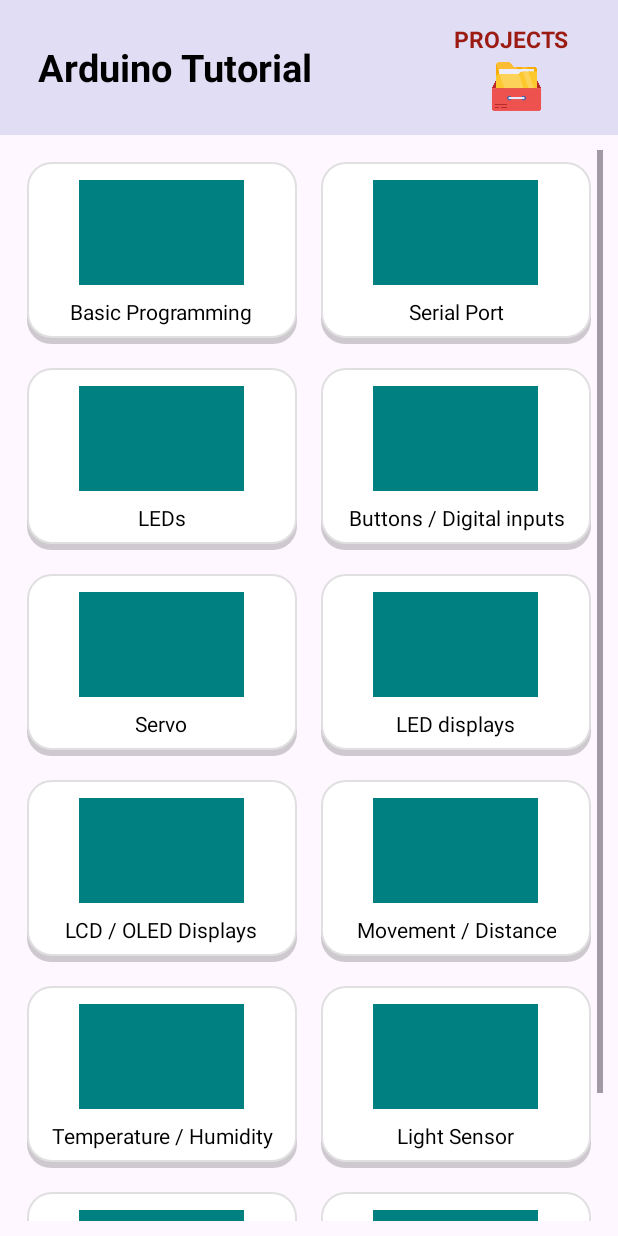
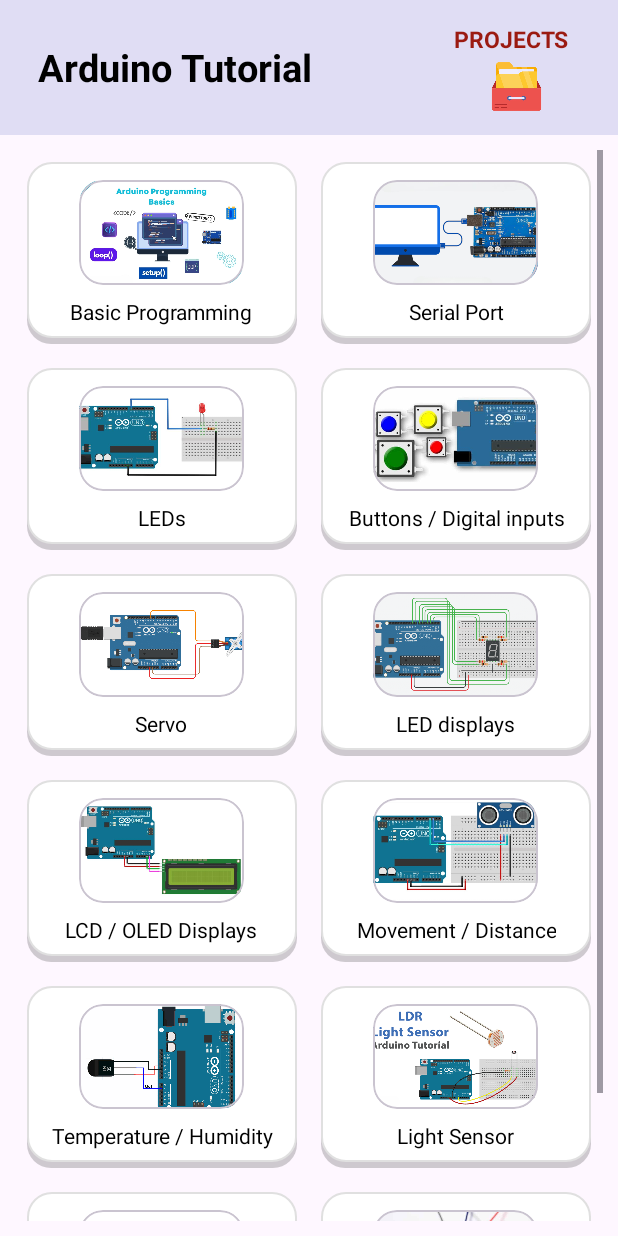
Before and after one commit to Nadeeshana-Lahiru/ArduinoLab, an Android app: the ArduinoTutorialPage screen opened directly, with no data from a screen before it, on a phone screen of 412 x 824 dp. Run offline under Robolectric (Android 15) with nearby library versions, the phone set to English and light mode, and no system bars.

Commit message:
Update Tutorial Page Images

```diff
--- a/ArduinoLab/app/src/main/res/layout/activity_arduino_tutorial_page.xml
+++ b/ArduinoLab/app/src/main/res/layout/activity_arduino_tutorial_page.xml
@@ -88,13 +88,21 @@
                     android:padding="12dp"
                     android:gravity="center_horizontal">
 
-                    <View
+                    <com.google.android.material.card.MaterialCardView
                         android:id="@+id/iconBasic"
                         android:layout_width="110dp"
                         android:layout_height="70dp"
                         android:layout_centerHorizontal="true"
-                        android:background="#008080"
-                        android:layout_marginBottom="8dp"/>
+                        android:layout_marginBottom="8dp"
+                        app:cardCornerRadius="16dp"
+                        app:cardElevation="0dp">
+                        <ImageView
+                            android:layout_width="match_parent"
+                            android:layout_height="match_parent"
+                            android:src="@drawable/basic_programming"
+                            android:scaleType="centerCrop" />
+
+                    </com.google.android.material.card.MaterialCardView>
 
                     <TextView
                         android:layout_width="wrap_content"
@@ -120,13 +128,21 @@
                     android:padding="12dp"
                     android:gravity="center_horizontal">
 
-                    <View
+                    <com.google.android.material.card.MaterialCardView
                         android:id="@+id/iconSerial"
                         android:layout_width="110dp"
                         android:layout_height="70dp"
                         android:layout_centerHorizontal="true"
-                        android:background="#008080"
-                        android:layout_marginBottom="8dp"/>
+                        android:layout_marginBottom="8dp"
+                        app:cardCornerRadius="16dp"
+                        app:cardElevation="0dp">
+                        <ImageView
+                            android:layout_width="match_parent"
+                            android:layout_height="match_parent"
+                            android:src="@drawable/serial_port"
+                            android:scaleType="centerCrop" />
+
+                    </com.google.android.material.card.MaterialCardView>
 
                     <TextView
                         android:layout_width="wrap_content"
@@ -159,13 +175,21 @@
                     android:padding="12dp"
                     android:gravity="center_horizontal">
 
-                    <View
+                    <com.google.android.material.card.MaterialCardView
                         android:id="@+id/iconLEDs"
                         android:layout_width="110dp"
                         android:layout_height="70dp"
                         android:layout_centerHorizontal="true"
-                        android:background="#008080"
-                        android:layout_marginBottom="8dp"/>
+                        android:layout_marginBottom="8dp"
+                        app:cardCornerRadius="16dp"
+                        app:cardElevation="0dp">
+                        <ImageView
+                            android:layout_width="match_parent"
+                            android:layout_height="match_parent"
+                            android:src="@drawable/blink_led"
+                            android:scaleType="centerCrop" />
+
+                    </com.google.android.material.card.MaterialCardView>
 
                     <TextView
                         android:layout_width="wrap_content"
@@ -191,13 +215,21 @@
                     android:padding="12dp"
                     android:gravity="center_horizontal">
 
-                    <View
+                    <com.google.android.material.card.MaterialCardView
                         android:id="@+id/iconButtons"
                         android:layout_width="110dp"
                         android:layout_height="70dp"
                         android:layout_centerHorizontal="true"
-                        android:background="#008080"
-                        android:layout_marginBottom="8dp"/>
+                        android:layout_marginBottom="8dp"
+                        app:cardCornerRadius="16dp"
+                        app:cardElevation="0dp">
+                        <ImageView
+                            android:layout_width="match_parent"
+                            android:layout_height="match_parent"
+                            android:src="@drawable/buttons"
+                            android:scaleType="centerCrop" />
+
+                    </com.google.android.material.card.MaterialCardView>
 
                     <TextView
                         android:layout_width="wrap_content"
@@ -231,13 +263,21 @@
                     android:padding="12dp"
                     android:gravity="center_horizontal">
 
-                    <View
+                    <com.google.android.material.card.MaterialCardView
                         android:id="@+id/iconServo"
                         android:layout_width="110dp"
                         android:layout_height="70dp"
                         android:layout_centerHorizontal="true"
-                        android:background="#008080"
-                        android:layout_marginBottom="8dp"/>
+                        android:layout_marginBottom="8dp"
+                        app:cardCornerRadius="16dp"
+                        app:cardElevation="0dp">
+                        <ImageView
+                            android:layout_width="match_parent"
+                            android:layout_height="match_parent"
+                            android:src="@drawable/servo"
+                            android:scaleType="centerCrop" />
+
+                    </com.google.android.material.card.MaterialCardView>
 
                     <TextView
                         android:layout_width="wrap_content"
@@ -263,13 +303,21 @@
                     android:padding="12dp"
                     android:gravity="center_horizontal">
 
-                    <View
+                    <com.google.android.material.card.MaterialCardView
                         android:id="@+id/iconLEDDisplays"
                         android:layout_width="110dp"
                         android:layout_height="70dp"
                         android:layout_centerHorizontal="true"
-                        android:background="#008080"
-                        android:layout_marginBottom="8dp"/>
+                        android:layout_marginBottom="8dp"
+                        app:cardCornerRadius="16dp"
+                        app:cardElevation="0dp">
+                        <ImageView
+                            android:layout_width="match_parent"
+                            android:layout_height="match_parent"
+                            android:src="@drawable/seven_segment_display"
+                            android:scaleType="centerCrop" />
+
+                    </com.google.android.material.card.MaterialCardView>
 
                     <TextView
                         android:layout_width="wrap_content"
@@ -303,13 +351,21 @@
                     android:padding="12dp"
                     android:gravity="center_horizontal">
 
-                    <View
+                    <com.google.android.material.card.MaterialCardView
                         android:id="@+id/iconLcdOled"
                         android:layout_width="110dp"
                         android:layout_height="70dp"
                         android:layout_centerHorizontal="true"
-                        android:background="#008080"
-                        android:layout_marginBottom="8dp"/>
+                        android:layout_marginBottom="8dp"
+                        app:cardCornerRadius="16dp"
+                        app:cardElevation="0dp">
+                        <ImageView
+                            android:layout_width="match_parent"
+                            android:layout_height="match_parent"
+                            android:src="@drawable/lcd_display"
+                            android:scaleType="centerCrop" />
+
+                    </com.google.android.material.card.MaterialCardView>
 
                     <TextView
                         android:layout_width="wrap_content"
@@ -335,13 +391,21 @@
                     android:padding="12dp"
                     android:gravity="center_horizontal">
 
-                    <View
+                    <com.google.android.material.card.MaterialCardView
                         android:id="@+id/iconDistance"
                         android:layout_width="110dp"
                         android:layout_height="70dp"
                         android:layout_centerHorizontal="true"
-                        android:background="#008080"
-                        android:layout_marginBottom="8dp"/>
+                        android:layout_marginBottom="8dp"
+                        app:cardCornerRadius="16dp"
+                        app:cardElevation="0dp">
+                        <ImageView
+                            android:layout_width="match_parent"
+                            android:layout_height="match_parent"
+                            android:src="@drawable/ultrasonic"
+                            android:scaleType="centerCrop" />
+
+                    </com.google.android.material.card.MaterialCardView>
 
                     <TextView
                         android:layout_width="wrap_content"
@@ -375,13 +439,21 @@
                     android:padding="12dp"
                     android:gravity="center_horizontal">
 
-                    <View
+                    <com.google.android.material.card.MaterialCardView
                         android:id="@+id/iconTemperature"
                         android:layout_width="110dp"
                         android:layout_height="70dp"
                         android:layout_centerHorizontal="true"
-                        android:background="#008080"
-                        android:layout_marginBottom="8dp"/>
+                        android:layout_marginBottom="8dp"
+                        app:cardCornerRadius="16dp"
+                        app:cardElevation="0dp">
+                        <ImageView
+                            android:layout_width="match_parent"
+                            android:layout_height="match_parent"
+                            android:src="@drawable/temperature_sensor"
+                            android:scaleType="centerCrop" />
+
+                    </com.google.android.material.card.MaterialCardView>
 
                     <TextView
                         android:layout_width="wrap_content"
@@ -407,13 +479,21 @@
                     android:padding="12dp"
                     android:gravity="center_horizontal">
 
-                    <View
+                    <com.google.android.material.card.MaterialCardView
                         android:id="@+id/iconLight"
                         android:layout_width="110dp"
                         android:layout_height="70dp"
                         android:layout_centerHorizontal="true"
-                        android:background="#008080"
-                        android:layout_marginBottom="8dp"/>
+                        android:layout_marginBottom="8dp"
+                        app:cardCornerRadius="16dp"
+                        app:cardElevation="0dp">
+                        <ImageView
+                            android:layout_width="match_parent"
+                            android:layout_height="match_parent"
+                            android:src="@drawable/ldr_sensor"
+                            android:scaleType="centerCrop" />
+
+                    </com.google.android.material.card.MaterialCardView>
 
                     <TextView
                         android:layout_width="wrap_content"
@@ -447,13 +527,21 @@
                     android:padding="12dp"
                     android:gravity="center_horizontal">
 
-                    <View
+                    <com.google.android.material.card.MaterialCardView
                         android:id="@+id/iconSound"
                         android:layout_width="110dp"
                         android:layout_height="70dp"
                         android:layout_centerHorizontal="true"
-                        android:background="#008080"
-                        android:layout_marginBottom="8dp"/>
+                        android:layout_marginBottom="8dp"
+                        app:cardCornerRadius="16dp"
+                        app:cardElevation="0dp">
+                        <ImageView
+                            android:layout_width="match_parent"
+                            android:layout_height="match_parent"
+                            android:src="@drawable/buzzer"
+                            android:scaleType="centerCrop" />
+
+                    </com.google.android.material.card.MaterialCardView>
 
                     <TextView
                         android:layout_width="wrap_content"
@@ -479,13 +567,21 @@
                     android:padding="12dp"
                     android:gravity="center_horizontal">
 
-                    <View
+                    <com.google.android.material.card.MaterialCardView
                         android:id="@+id/iconPIRSenosor"
                         android:layout_width="110dp"
                         android:layout_height="70dp"
                         android:layout_centerHorizontal="true"
-                        android:background="#008080"
-                        android:layout_marginBottom="8dp"/>
+                        android:layout_marginBottom="8dp"
+                        app:cardCornerRadius="16dp"
+                        app:cardElevation="0dp">
+                        <ImageView
+                            android:layout_width="match_parent"
+                            android:layout_height="match_parent"
+                            android:src="@drawable/pir_sensor"
+                            android:scaleType="centerCrop" />
+
+                    </com.google.android.material.card.MaterialCardView>
 
                     <TextView
                         android:layout_width="wrap_content"
```
Also changed, not shown: ArduinoLab/app/src/main/res/drawable/basic_programming.jpg (added), ArduinoLab/app/src/main/res/drawable/buttons.jpg (added), ArduinoLab/app/src/main/res/drawable/buzzer.png (added), ArduinoLab/app/src/main/res/drawable/fade_led.png, ArduinoLab/app/src/main/res/drawable/lcd_display.jpeg (added), ArduinoLab/app/src/main/res/drawable/ldr_sensor.png (added), ArduinoLab/app/src/main/res/drawable/pir_sensor.png (added), ArduinoLab/app/src/main/res/drawable/serial_port.png (added), ArduinoLab/app/src/main/res/drawable/servo.png (added), ArduinoLab/app/src/main/res/drawable/seven_segment_display.png (added), ArduinoLab/app/src/main/res/drawable/temperature_sensor.png (added), ArduinoLab/app/src/main/res/drawable/ultrasonic.jpg (added).
